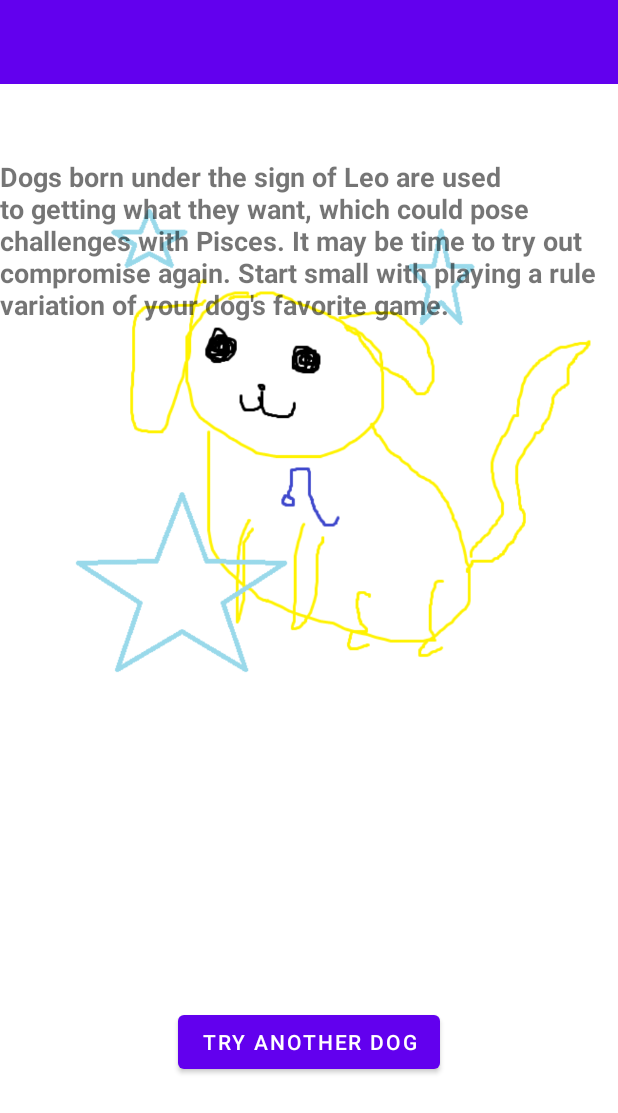
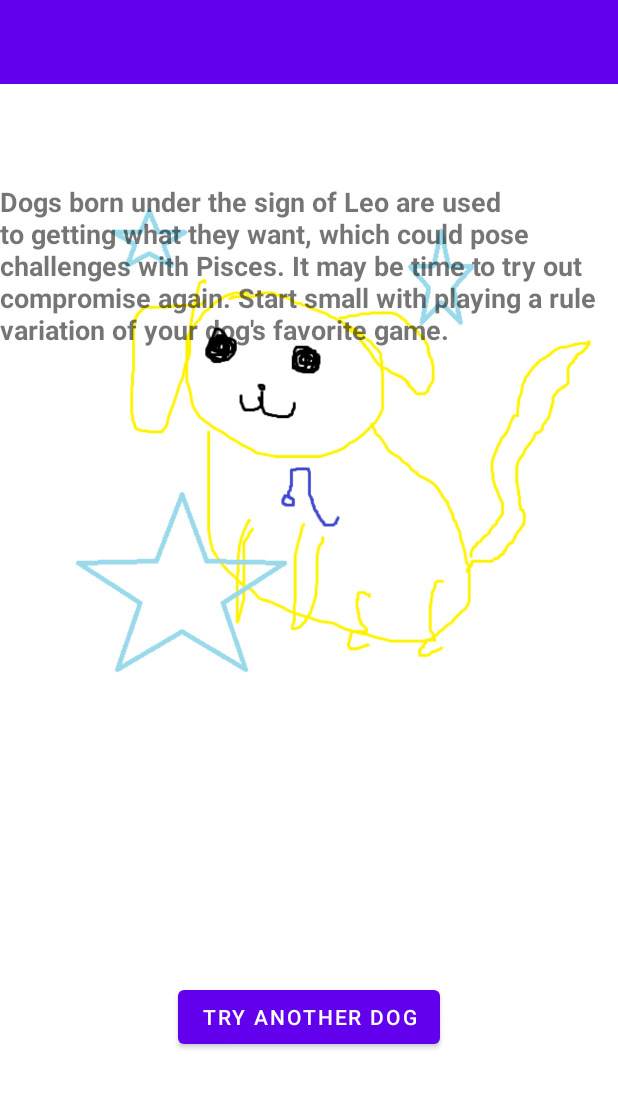
Before and after one commit to mliu08/Doggoscopes, an Android app: the LeoFragment screen opened through its navigation route, on a phone screen of 412 x 824 dp. Shown: the top 1113 px of the screen. Run offline under Robolectric (Android 15) with nearby library versions, the phone set to English and light mode, and no system bars.

```diff
--- a/app/src/main/res/layout/fragment_leo.xml
+++ b/app/src/main/res/layout/fragment_leo.xml
@@ -20,7 +20,7 @@
         android:id="@+id/result_text"
         android:layout_width="wrap_content"
         android:layout_height="wrap_content"
-        android:paddingBottom="350dp"
+        android:paddingBottom="300dp"
         android:text="Dogs born under the sign of Leo are used to getting what they want, which could pose challenges with Pisces. It may be time to try out compromise again. Start small with playing a rule variation of your dog's favorite game."
         android:textSize="18sp"
         android:textStyle="bold"
```
Also changed, not shown: app/src/main/ic_launcher-playstore.png, app/src/main/res/drawable/cheese_taurus.png (deleted), app/src/main/res/drawable/cheese_virgo.png (deleted), app/src/main/res/mipmap-hdpi/ic_launcher.png, app/src/main/res/mipmap-hdpi/ic_launcher_foreground.png, app/src/main/res/mipmap-hdpi/ic_launcher_round.png, app/src/main/res/mipmap-mdpi/ic_launcher.png, app/src/main/res/mipmap-mdpi/ic_launcher_foreground.png, app/src/main/res/mipmap-mdpi/ic_launcher_round.png, app/src/main/res/mipmap-xhdpi/ic_launcher.png, app/src/main/res/mipmap-xhdpi/ic_launcher_foreground.png, app/src/main/res/mipmap-xhdpi/ic_launcher_round.png, app/src/main/res/mipmap-xxhdpi/ic_launcher.png, app/src/main/res/mipmap-xxhdpi/ic_launcher_foreground.png, 4 more files.
